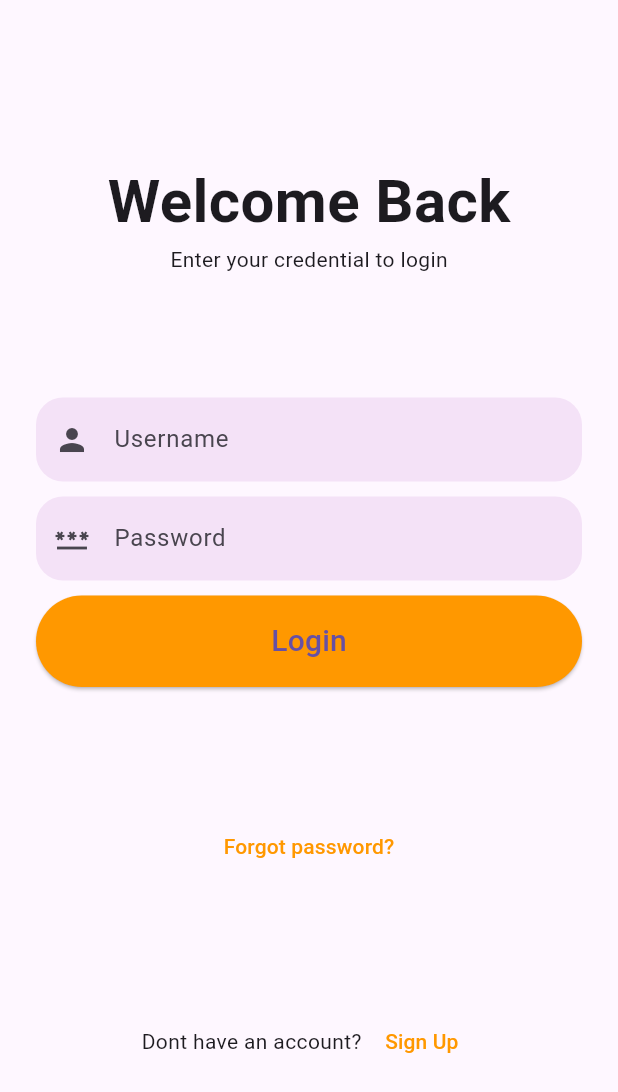
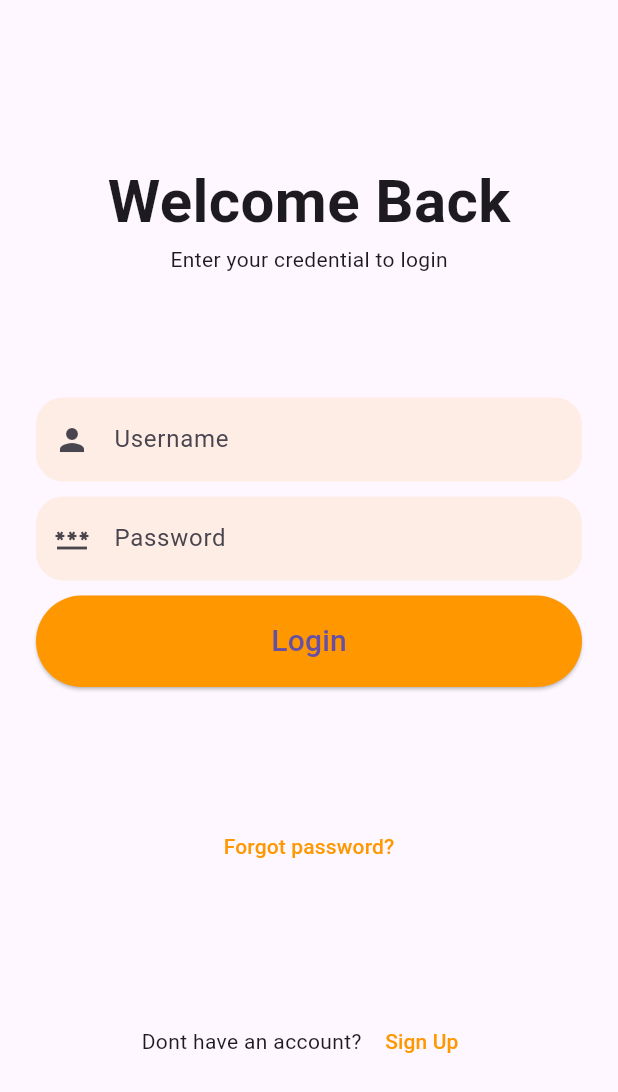
Before and after one commit to Na-chidori/safe_hub_ui, a Flutter app: the screen it shows after launch, after a tap on "Login", on a phone screen of 412 x 824 dp. Shown: the top 1092 px of the screen. Run offline on Flutter 3.47's test engine with Material 3 defaults, Android fonts, the phone set to English and light mode, and no system bars; our stand-ins replace animate_do, get, google_fonts, motion_tab_bar_v2; network calls fail.

Commit message:
New Commit

```diff
--- a/lib/main.dart
+++ b/lib/main.dart
@@ -1,8 +1,10 @@
 import 'package:flutter/material.dart';
 import 'package:google_fonts/google_fonts.dart';
-import 'package:safe_hub_ui/views/login_page.dart';
-import 'package:safe_hub_ui/views/signup_page.dart';
+import 'package:safe_hub_ui/views/Authentication/login_page.dart';
+import 'package:safe_hub_ui/views/Authentication/signup_page.dart';
+import 'package:safe_hub_ui/views/welcome/welcomepage.dart';
 import 'package:get/get.dart';
+
 void main() async{
   runApp(MyApp());
 }
@@ -17,7 +19,7 @@ class MyApp extends StatelessWidget {
         ),
       ),
       title: 'Flutter Demo',
-      home:SignupPage(),
+      home:Welcomepage(),
     );
   }
 }
--- a/lib/views/login_page.dart
+++ b/lib/views/Authentication/login_page.dart
@@ -1,10 +1,12 @@
 import 'package:flutter/material.dart';
 import 'package:get/get.dart';
-import 'package:safe_hub_ui/views/coworking_space.dart';
-import 'package:safe_hub_ui/views/onboarding_screen.dart';
-import 'package:safe_hub_ui/views/signup_page.dart';
-import 'package:safe_hub_ui/views/events.dart';
-import 'package:safe_hub_ui/views/aboutpage.dart';
+import 'package:safe_hub_ui/views/Screens/coworking_space.dart';
+import 'package:safe_hub_ui/views/Screens/HomeScreen.dart';
+import 'package:safe_hub_ui/views/Authentication/signup_page.dart';
+import 'package:safe_hub_ui/views/Screens/events.dart';
+import 'package:safe_hub_ui/views/Screens/aboutpage.dart';
+import 'package:safe_hub_ui/controllers/bottom_nav.dart';
+
 class loginView extends StatelessWidget {
   const loginView({super.key});
 
@@ -52,7 +54,7 @@ class loginView extends StatelessWidget {
                   borderRadius: BorderRadius.circular(18),
                   borderSide: BorderSide.none
               ),
-              fillColor: Colors.purple.withOpacity(0.1),
+              fillColor: Colors.orange.withOpacity(0.1),
               filled: true,
               prefixIcon: const Icon(Icons.person)),
         ),
@@ -63,7 +65,7 @@ class loginView extends StatelessWidget {
             border: OutlineInputBorder(
                 borderRadius: BorderRadius.circular(18),
                 borderSide: BorderSide.none),
-            fillColor: Colors.purple.withOpacity(0.1),
+            fillColor: Colors.orange.withOpacity(0.1),
             filled: true,
             prefixIcon: const Icon(Icons.password),
           ),
@@ -72,7 +74,7 @@ class loginView extends StatelessWidget {
         const SizedBox(height: 10),
         ElevatedButton(
           onPressed: () {
-            Get.to(()=>HomeScreen());
+            Get.to(()=>BottomNav());
           },
           style: ElevatedButton.styleFrom(
             shape: const StadiumBorder(),
--- a/lib/views/coworking_space.dart
+++ b/lib/views/Screens/coworking_space.dart
@@ -1,6 +1,6 @@
 import 'package:flutter/material.dart';
 import 'package:get/get.dart';
-import 'package:safe_hub_ui/views/profile.dart';
+import 'package:safe_hub_ui/views/Screens/profile.dart';
 
 class CoWorkingSpace extends StatefulWidget {
   const CoWorkingSpace({Key? key}) : super(key: key);
--- a/lib/views/events.dart
+++ b/lib/views/Screens/events.dart
@@ -34,7 +34,7 @@ class _EventScreenState extends State<EventScreen> {
           children: <Widget>[
             Container(
               decoration: BoxDecoration(
-                  color: Colors.orange[100],
+                  color: Color(0xff102733)
               ),
             ),
             SingleChildScrollView(
--- /dev/null
+++ b/lib/views/welcome/welcomepage.dart
@@ -0,0 +1,113 @@
+import 'package:flutter/material.dart';
+import 'package:safe_hub_ui/views/Authentication/login_page.dart';
+import 'package:safe_hub_ui/views/Authentication/signup_page.dart';
+import 'package:animate_do/animate_do.dart';
+
+class Welcomepage extends StatelessWidget {
+  @override
+  Widget build(BuildContext context) {
+    return Scaffold(
+      body: SafeArea(
+        child: Container(
+          width: double.infinity,
+          height: MediaQuery.of(context).size.height,
+          padding: EdgeInsets.symmetric(horizontal: 30, vertical: 50),
+          child: Column(
+            mainAxisAlignment: MainAxisAlignment.spaceBetween,
+            crossAxisAlignment: CrossAxisAlignment.center,
+            children: <Widget>[
+              Column(
+                children: <Widget>[
+                  FadeInUp(
+                      duration: Duration(milliseconds: 1000),
+                      child: Text(
+                        "Welcome",
+                        style: TextStyle(
+                            fontWeight: FontWeight.bold, fontSize: 30),
+                      )),
+                  SizedBox(
+                    height: 20,
+                  ),
+                  FadeInUp(
+                      duration: Duration(milliseconds: 1200),
+                      child: Text(
+                        "An Ideal App designed for your Growth",
+                        textAlign: TextAlign.center,
+                        style: TextStyle(color: Colors.grey[700], fontSize: 20),
+                      )),
+                ],
+              ),
+              FadeInUp(
+                  duration: Duration(milliseconds: 1400),
+                  child: Container(
+                    height: MediaQuery.of(context).size.height / 3,
+                    decoration: BoxDecoration(
+                        image: DecorationImage(
+                            image: AssetImage('assets/Onboarding-pana.png'))),
+                  )),
+              Column(
+                children: <Widget>[
+                  FadeInUp(
+                      duration: Duration(milliseconds: 1500),
+                      child: MaterialButton(
+                        minWidth: double.infinity,
+                        height: 60,
+                        onPressed: () {
+                          Navigator.push(
+                              context,
+                              MaterialPageRoute(
+                                  builder: (context) => loginView()));
+                        },
+                        shape: RoundedRectangleBorder(
+                            side: BorderSide(color: Colors.black),
+                            borderRadius: BorderRadius.circular(50)),
+                        child: Text(
+                          "Login",
+                          style: TextStyle(
+                              fontWeight: FontWeight.w600, fontSize: 18),
+                        ),
+                      )),
+                  SizedBox(
+                    height: 20,
+                  ),
+                  FadeInUp(
+                      duration: Duration(milliseconds: 1600),
+                      child: Container(
+                        padding: EdgeInsets.only(top: 3, left: 3),
+                        decoration: BoxDecoration(
+                            borderRadius: BorderRadius.circular(50),
+                            border: Border(
+                              bottom: BorderSide(color: Colors.black),
+                              top: BorderSide(color: Colors.black),
+                              left: BorderSide(color: Colors.black),
+                              right: BorderSide(color: Colors.black),
+                            )),
+                        child: MaterialButton(
+                          minWidth: double.infinity,
+                          height: 60,
+                          onPressed: () {
+                            Navigator.push(
+                                context,
+                                MaterialPageRoute(
+                                    builder: (context) => SignupPage()));
+                          },
+                          color: Colors.orangeAccent[100],
+                          elevation: 0,
+                          shape: RoundedRectangleBorder(
+                              borderRadius: BorderRadius.circular(50)),
+                          child: Text(
+                            "Sign up",
+                            style: TextStyle(
+                                fontWeight: FontWeight.w600, fontSize: 18),
+                          ),
+                        ),
+                      ))
+                ],
+              )
+            ],
+          ),
+        ),
+      ),
+    );
+  }
+}
--- a/pubspec.yaml
+++ b/pubspec.yaml
@@ -36,6 +36,10 @@ dependencies:
   # Use with the CupertinoIcons class for iOS style icons.
   cupertino_icons: ^1.0.2
   motion_tab_bar_v2: ^0.3.0
+  liquid_swipe: ^3.1.0
+  smooth_page_indicator:
+  animate_do: ^3.1.2
+  get:
 
 dev_dependencies:
   flutter_test:
@@ -46,7 +50,7 @@ dev_dependencies:
   # activated in the `analysis_options.yaml` file located at the root of your
   # package. See that file for information about deactivating specific lint
   # rules and activating additional ones.
-  flutter_lints: ^2.0.0
+  flutter_lints: ^3.0.1
   google_fonts: ^6.1.0
   get:
 
```
Also changed, not shown: lib/controllers/bottom_nav.dart (renamed from lib/views/bottom_nav.dart, +14 -13 lines), lib/views/Authentication/signup_page.dart (renamed from lib/views/signup_page.dart, +4 -4 lines), lib/views/Screens/HomeScreen.dart (added, +221 -0 lines), lib/views/onboarding_screen.dart (deleted, +0 -221 lines), assets/Onboarding-pana.png (added), lib/views/Screens/aboutpage.dart (renamed from lib/views/aboutpage.dart), lib/views/Screens/profile.dart (renamed from lib/views/profile.dart), pubspec.lock.
